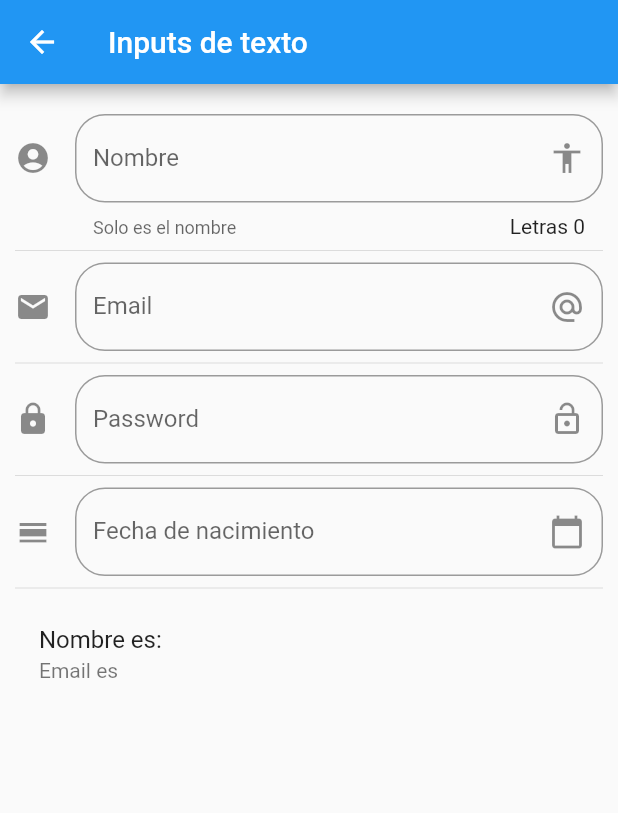
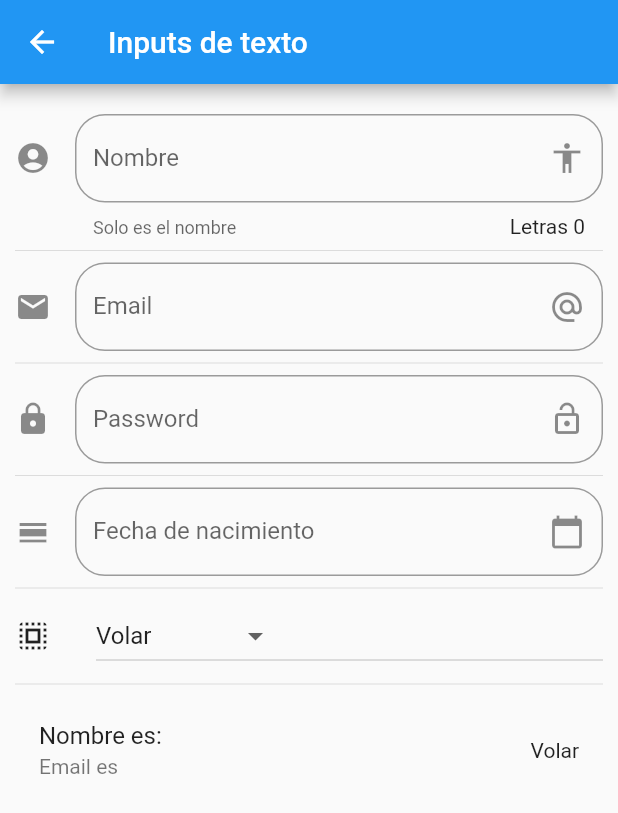
Before and after one commit to Mldamico/flutter-components, a Flutter app: the InputPage screen opened by its route, on a phone screen of 412 x 824 dp. Shown: the top 813 px of the screen. Run offline on Flutter 3.47's test engine with Material 2 defaults, Android fonts, the phone set to English and light mode, and no system bars.

Commit message:
Dropdown

```diff
--- a/lib/src/pages/input_page.dart
+++ b/lib/src/pages/input_page.dart
@@ -9,6 +9,8 @@ class _InputPageState extends State<InputPage> {
   String _nombre = '';
   String _email = '';
   String _fecha = '';
+  String _opcionSeleccionada = 'Volar';
+  List<String> _poderes = ['Volar', 'Rayos X', 'Super Aliente'];
   TextEditingController _inputFieldDateController = new TextEditingController();
 
   @override
@@ -27,6 +29,8 @@ class _InputPageState extends State<InputPage> {
           _crearPassword(),
           Divider(),
           _crearFecha(context),
+          Divider(),
+          _crearDropdown(),
           Divider(),
           _crearPersona(),
         ],
@@ -61,6 +65,7 @@ class _InputPageState extends State<InputPage> {
     return ListTile(
       title: Text('Nombre es: $_nombre'),
       subtitle: Text('Email es $_email'),
+      trailing: Text(_opcionSeleccionada),
     );
   }
 
@@ -140,4 +145,35 @@ class _InputPageState extends State<InputPage> {
       });
     }
   }
+
+  List<DropdownMenuItem<String>> getOpcionesDropdown() {
+    List<DropdownMenuItem<String>> lista = new List();
+
+    _poderes.forEach((poder) {
+      lista.add(DropdownMenuItem(
+        child: Text(poder),
+        value: poder,
+      ));
+    });
+    return lista;
+  }
+
+  Widget _crearDropdown() {
+    return Row(
+      children: [
+        Icon(Icons.select_all),
+        SizedBox(width: 30.0),
+        Expanded(
+          child: DropdownButton(
+              value: _opcionSeleccionada,
+              items: getOpcionesDropdown(),
+              onChanged: (opt) {
+                setState(() {
+                  _opcionSeleccionada = opt;
+                });
+              }),
+        )
+      ],
+    );
+  }
 }
```
